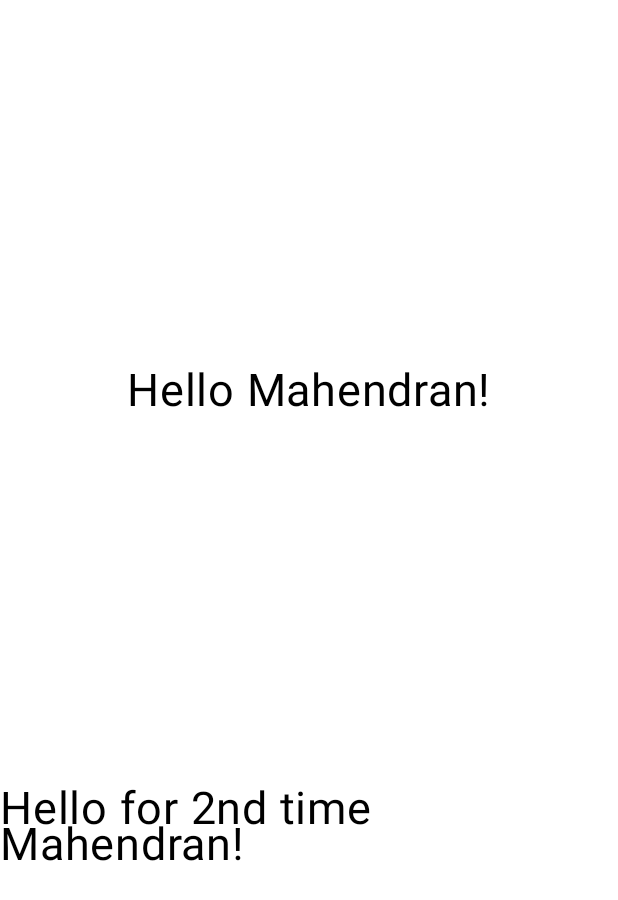
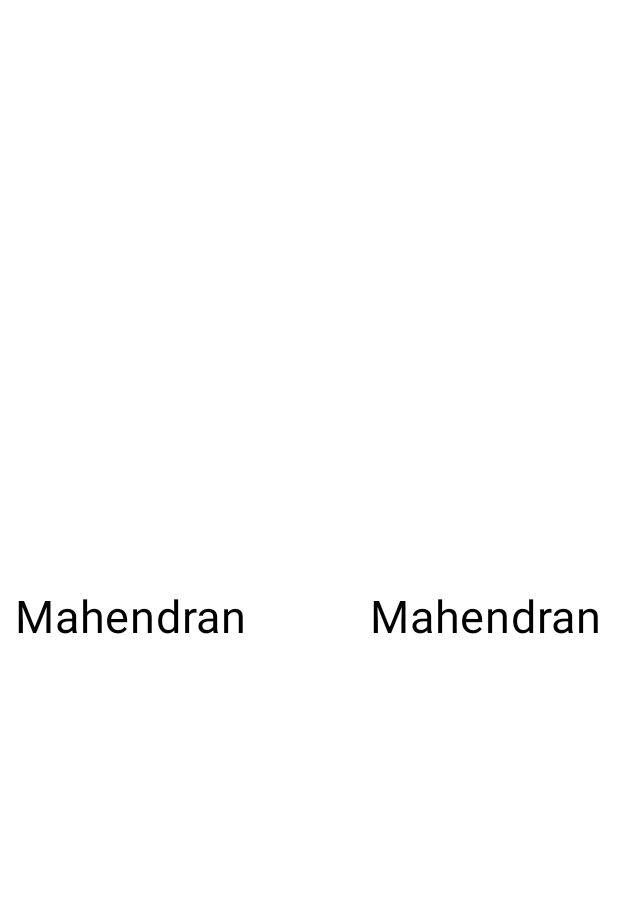
Before and after one commit to Mahendran-Murugan/Learn-Jetpack-Compose, an Android app built with Jetpack Compose: the screen it shows after launch (MainActivity), on a phone screen of 412 x 824 dp. Shown: the top 900 px of the screen. Run offline under Robolectric (Android 15) with nearby library versions, the phone set to English and light mode, and no system bars.

Commit message:
feat: learn layout rows and columns

```diff
--- a/LearnCompose/app/src/main/java/com/example/learncompose/MainActivity.kt
+++ b/LearnCompose/app/src/main/java/com/example/learncompose/MainActivity.kt
@@ -9,8 +9,10 @@ import androidx.compose.foundation.layout.Arrangement
 import androidx.compose.foundation.layout.Column
 import androidx.compose.foundation.layout.Row
 import androidx.compose.foundation.layout.fillMaxSize
+import androidx.compose.foundation.layout.fillMaxWidth
 import androidx.compose.foundation.layout.height
 import androidx.compose.foundation.layout.padding
+import androidx.compose.foundation.layout.size
 import androidx.compose.material3.Scaffold
 import androidx.compose.material3.Text
 import androidx.compose.runtime.Composable
@@ -42,20 +44,41 @@ class MainActivity : ComponentActivity() {
 
 @Composable
 fun Greeting(name: String, modifier: Modifier = Modifier) {
-    Column(
+//    Column(
+//        modifier = modifier
+//            .background(Color.White)
+////            .fillMaxSize()
+////            .fillMaxWidth(),
+//            .size(400.dp, 200.dp),
+//        horizontalAlignment = Alignment.CenterHorizontally,
+//        verticalArrangement = Arrangement.SpaceEvenly,
+//    ) {
+//        Text(
+//            text = "Hello $name!",
+//            color = Color.Black,
+//            fontSize = 30.sp,
+//        )
+//        Text(
+//            text = "Hello for 2nd time $name!",
+//            color = Color.Black,
+//            fontSize = 30.sp,
+//        )
+//    }
+    Row (
         modifier = modifier
             .background(Color.White)
-            .fillMaxSize(),
-        horizontalAlignment = Alignment.CenterHorizontally,
-        verticalArrangement = Arrangement.SpaceEvenly,
-    ) {
+            .fillMaxSize()
+            .padding(10.dp),
+        verticalAlignment = Alignment.CenterVertically,
+        horizontalArrangement = Arrangement.SpaceBetween,
+    ){
         Text(
-            text = "Hello $name!",
+            text = name,
             color = Color.Black,
             fontSize = 30.sp,
         )
         Text(
-            text = "Hello for 2nd time $name!",
+            text = name,
             color = Color.Black,
             fontSize = 30.sp,
         )
```
